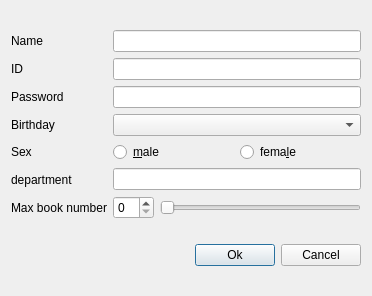
LiuzhouChan/database-Project-with-QT, file sourcecode/dnewreader.ui: the form before one commit.
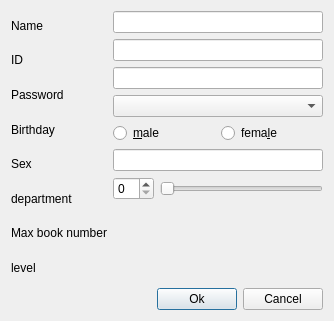
The form after the commit. Custom widgets are drawn as their Qt base class.

Patch:
```diff
--- a/sourcecode/dnewreader.ui
+++ b/sourcecode/dnewreader.ui
@@ -6,8 +6,8 @@
    <rect>
     <x>0</x>
     <y>0</y>
-    <width>372</width>
-    <height>296</height>
+    <width>334</width>
+    <height>321</height>
    </rect>
   </property>
   <property name="windowTitle">
@@ -67,6 +67,13 @@
          </property>
         </widget>
        </item>
+       <item>
+        <widget class="QLabel" name="label_8">
+         <property name="text">
+          <string>level</string>
+         </property>
+        </widget>
+       </item>
       </layout>
      </item>
      <item>
@@ -144,6 +151,16 @@
          </item>
         </layout>
        </item>
+       <item>
+        <widget class="KRatingWidget" name="kratingwidget">
+         <property name="maxRating">
+          <number>3</number>
+         </property>
+         <property name="halfStepsEnabled">
+          <bool>false</bool>
+         </property>
+        </widget>
+       </item>
       </layout>
      </item>
     </layout>
@@ -187,6 +204,11 @@
    <extends>QComboBox</extends>
    <header>kdatecombobox.h</header>
   </customwidget>
+  <customwidget>
+   <class>KRatingWidget</class>
+   <extends>QFrame</extends>
+   <header>kratingwidget.h</header>
+  </customwidget>
  </customwidgets>
  <resources/>
  <connections>
```
